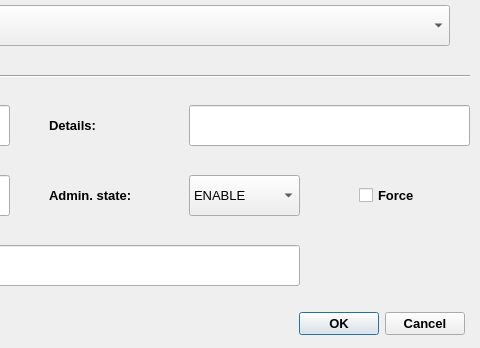
jonasbjurel/myRailIO, file server/scripts/myRailIO/ui/LightGroup_Dialog.ui: the form before one commit; both pictures show x 311 to 791 and y 495 to 843 of the 791 by 843 pixel window.
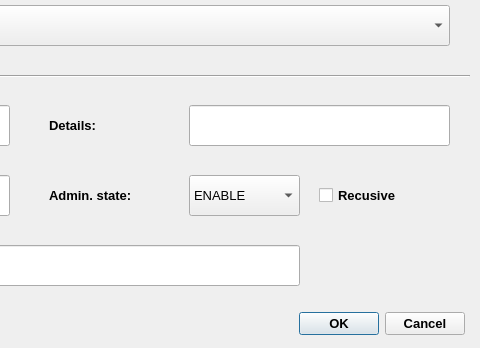
The form after the commit. Icons and pictures are not drawn.

```diff
--- a/server/scripts/myRailIO/ui/LightGroup_Dialog.ui
+++ b/server/scripts/myRailIO/ui/LightGroup_Dialog.ui
@@ -112,9 +112,9 @@
   <widget class="QCheckBox" name="adminStateForceCheckBox">
    <property name="geometry">
     <rect>
-     <x>670</x>
+     <x>630</x>
      <y>670</y>
-     <width>111</width>
+     <width>141</width>
      <height>41</height>
     </rect>
    </property>
@@ -126,7 +126,7 @@
     </font>
    </property>
    <property name="text">
-    <string>Force</string>
+    <string>Recusive</string>
    </property>
   </widget>
   <widget class="QLabel" name="label_5">
@@ -215,7 +215,7 @@
     <rect>
      <x>500</x>
      <y>600</y>
-     <width>281</width>
+     <width>261</width>
      <height>41</height>
     </rect>
    </property>
```
Left out of the diff: 104 changed lines with no effect on the pictures.
